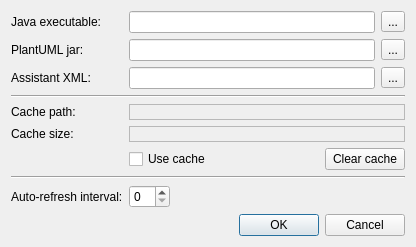
The window that preferencesdialog.ui (JoyIfBam5/plantumlqeditor) describes before a commit, drawn with Qt 5.
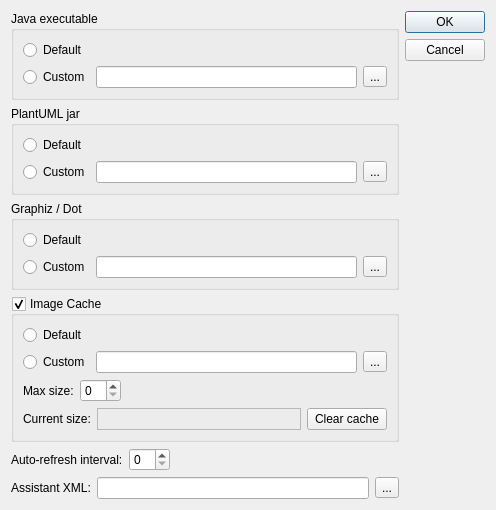
The same window after the commit.

Commit message: refs #184 - new "Preferences" UI

Diff of the .ui file:
```diff
--- a/preferencesdialog.ui
+++ b/preferencesdialog.ui
@@ -6,18 +6,246 @@
    <rect>
     <x>0</x>
     <y>0</y>
-    <width>416</width>
-    <height>246</height>
+    <width>496</width>
+    <height>496</height>
    </rect>
   </property>
   <property name="windowTitle">
    <string>Preferences</string>
   </property>
-  <layout class="QVBoxLayout" name="verticalLayout">
+  <layout class="QHBoxLayout" name="horizontalLayout">
    <item>
-    <layout class="QGridLayout" name="gridLayout">
-     <item row="8" column="1" colspan="2">
-      <layout class="QHBoxLayout" name="horizontalLayout">
+    <layout class="QVBoxLayout" name="verticalLayout_5">
+     <item>
+      <widget class="QGroupBox" name="groupBox">
+       <property name="title">
+        <string>Java executable</string>
+       </property>
+       <layout class="QVBoxLayout" name="verticalLayout">
+        <item>
+         <widget class="QRadioButton" name="defaultJavaRadio">
+          <property name="text">
+           <string>Default</string>
+          </property>
+         </widget>
+        </item>
+        <item>
+         <layout class="QHBoxLayout" name="horizontalLayout_3">
+          <item>
+           <widget class="QRadioButton" name="custonJavaRadio">
+            <property name="text">
+             <string>Custom</string>
+            </property>
+           </widget>
+          </item>
+          <item>
+           <widget class="QLineEdit" name="javaPathEdit"/>
+          </item>
+          <item>
+           <widget class="QToolButton" name="javaPathButton">
+            <property name="text">
+             <string>...</string>
+            </property>
+           </widget>
+          </item>
+         </layout>
+        </item>
+       </layout>
+      </widget>
+     </item>
+     <item>
+      <widget class="QGroupBox" name="groupBox_2">
+       <property name="title">
+        <string>PlantUML jar</string>
+       </property>
+       <layout class="QVBoxLayout" name="verticalLayout_2">
+        <item>
+         <widget class="QRadioButton" name="defaultPlatUmlRadio">
+          <property name="text">
+           <string>Default</string>
+          </property>
+         </widget>
+        </item>
+        <item>
+         <layout class="QHBoxLayout" name="horizontalLayout_4">
+          <item>
+           <widget class="QRadioButton" name="customPlantUmlRadio">
+            <property name="text">
+             <string>Custom</string>
+            </property>
+           </widget>
+          </item>
+          <item>
+           <widget class="QLineEdit" name="plantUmlEdit"/>
+          </item>
+          <item>
+           <widget class="QToolButton" name="plantUmlButton">
+            <property name="text">
+             <string>...</string>
+            </property>
+           </widget>
+          </item>
+         </layout>
+        </item>
+       </layout>
+      </widget>
+     </item>
+     <item>
+      <widget class="QGroupBox" name="groupBox_3">
+       <property name="title">
+        <string>Graphiz / Dot</string>
+       </property>
+       <layout class="QVBoxLayout" name="verticalLayout_3">
+        <item>
+         <widget class="QRadioButton" name="defaultGraphizRadio">
+          <property name="text">
+           <string>Default</string>
+          </property>
+         </widget>
+        </item>
+        <item>
+         <layout class="QHBoxLayout" name="horizontalLayout_5">
+          <item>
+           <widget class="QRadioButton" name="customGraphizRadio">
+            <property name="text">
+             <string>Custom</string>
+            </property>
+           </widget>
+          </item>
+          <item>
+           <widget class="QLineEdit" name="graphizEdit"/>
+          </item>
+          <item>
+           <widget class="QToolButton" name="graphizButton">
+            <property name="text">
+             <string>...</string>
+            </property>
+           </widget>
+          </item>
+         </layout>
+        </item>
+       </layout>
+      </widget>
+     </item>
+     <item>
+      <widget class="QGroupBox" name="groupBox_4">
+       <property name="title">
+        <string>Image Cache</string>
+       </property>
+       <property name="checkable">
+        <bool>true</bool>
+       </property>
+       <layout class="QVBoxLayout" name="verticalLayout_4">
+        <item>
+         <widget class="QRadioButton" name="defaultCacheRadio">
+          <property name="text">
+           <string>Default</string>
+          </property>
+         </widget>
+        </item>
+        <item>
+         <layout class="QHBoxLayout" name="horizontalLayout_6">
+          <item>
+           <widget class="QRadioButton" name="customCacheRadio">
+            <property name="text">
+             <string>Custom</string>
+            </property>
+           </widget>
+          </item>
+          <item>
+           <widget class="QLineEdit" name="cacheEdit"/>
+          </item>
+          <item>
+           <widget class="QToolButton" name="cacheButton">
+            <property name="text">
+             <string>...</string>
+            </property>
+           </widget>
+          </item>
+         </layout>
+        </item>
+        <item>
+         <layout class="QHBoxLayout" name="horizontalLayout_7">
+          <item>
+           <widget class="QLabel" name="label_9">
+            <property name="text">
+             <string>Max size:</string>
+            </property>
+           </widget>
+          </item>
+          <item>
+           <widget class="QSpinBox" name="cacheMaxSize"/>
+          </item>
+          <item>
+           <spacer name="horizontalSpacer_3">
+            <property name="orientation">
+             <enum>Qt::Horizontal</enum>
+            </property>
+            <property name="sizeHint" stdset="0">
+             <size>
+              <width>40</width>
+              <height>20</height>
+             </size>
+            </property>
+           </spacer>
+          </item>
+         </layout>
+        </item>
+        <item>
+         <layout class="QHBoxLayout" name="horizontalLayout_8">
+          <item>
+           <widget class="QLabel" name="label_7">
+            <property name="text">
+             <string>Current size:</string>
+            </property>
+           </widget>
+          </item>
+          <item>
+           <widget class="QLabel" name="cacheCurrentSizeLabel">
+            <property name="sizePolicy">
+             <sizepolicy hsizetype="Preferred" vsizetype="Preferred">
+              <horstretch>1</horstretch>
+              <verstretch>0</verstretch>
+             </sizepolicy>
+            </property>
+            <property name="frameShape">
+             <enum>QFrame::StyledPanel</enum>
+            </property>
+            <property name="frameShadow">
+             <enum>QFrame::Sunken</enum>
+            </property>
+            <property name="text">
+             <string/>
+            </property>
+           </widget>
+          </item>
+          <item>
+           <widget class="QPushButton" name="clearCacheButton">
+            <property name="sizePolicy">
+             <sizepolicy hsizetype="Fixed" vsizetype="Fixed">
+              <horstretch>0</horstretch>
+              <verstretch>0</verstretch>
+             </sizepolicy>
+            </property>
+            <property name="text">
+             <string>Clear cache</string>
+            </property>
+           </widget>
+          </item>
+         </layout>
+        </item>
+       </layout>
+      </widget>
+     </item>
+     <item>
+      <layout class="QHBoxLayout" name="horizontalLayout_10">
+       <item>
+        <widget class="QLabel" name="label_3">
+         <property name="text">
+          <string>Auto-refresh interval:</string>
+         </property>
+        </widget>
+       </item>
        <item>
         <widget class="QSpinBox" name="autoRefreshSpin"/>
        </item>
@@ -36,174 +264,75 @@
        </item>
       </layout>
      </item>
-     <item row="4" column="0">
-      <widget class="QLabel" name="label_5">
-       <property name="text">
-        <string>Cache path:</string>
-       </property>
-      </widget>
-     </item>
-     <item row="1" column="2">
-      <widget class="QToolButton" name="plantUmlButton">
-       <property name="text">
-        <string>...</string>
-       </property>
-      </widget>
-     </item>
-     <item row="1" column="1">
-      <widget class="QLineEdit" name="plantUmlEdit"/>
-     </item>
-     <item row="0" column="0">
-      <widget class="QLabel" name="label">
-       <property name="text">
-        <string>Java executable:</string>
-       </property>
-      </widget>
-     </item>
-     <item row="0" column="2">
-      <widget class="QToolButton" name="javaPathButton">
-       <property name="text">
-        <string>...</string>
-       </property>
-      </widget>
-     </item>
-     <item row="0" column="1">
-      <widget class="QLineEdit" name="javaPathEdit"/>
-     </item>
-     <item row="1" column="0">
-      <widget class="QLabel" name="label_2">
-       <property name="text">
-        <string>PlantUML jar:</string>
-       </property>
-      </widget>
-     </item>
-     <item row="2" column="1">
-      <widget class="QLineEdit" name="assistantXmlEdit"/>
-     </item>
-     <item row="2" column="0">
-      <widget class="QLabel" name="label_4">
-       <property name="text">
-        <string>Assistant XML:</string>
-       </property>
-      </widget>
-     </item>
-     <item row="2" column="2">
-      <widget class="QToolButton" name="assistantXmlButton">
-       <property name="text">
-        <string>...</string>
-       </property>
-      </widget>
-     </item>
-     <item row="8" column="0">
-      <widget class="QLabel" name="label_3">
-       <property name="text">
-        <string>Auto-refresh interval:</string>
-       </property>
-      </widget>
-     </item>
-     <item row="6" column="1" colspan="2">
-      <layout class="QHBoxLayout" name="horizontalLayout_2">
+     <item>
+      <layout class="QHBoxLayout" name="horizontalLayout_9">
        <item>
-        <widget class="QCheckBox" name="useCacheCheckBox">
+        <widget class="QLabel" name="label_4">
          <property name="text">
-          <string>Use cache</string>
+          <string>Assistant XML:</string>
          </property>
         </widget>
        </item>
        <item>
-        <spacer name="horizontalSpacer_2">
-         <property name="orientation">
-          <enum>Qt::Horizontal</enum>
-         </property>
-         <property name="sizeHint" stdset="0">
-          <size>
-           <width>40</width>
-           <height>20</height>
-          </size>
-         </property>
-        </spacer>
+        <widget class="QLineEdit" name="assistantXmlEdit"/>
        </item>
        <item>
-        <widget class="QPushButton" name="pushButton">
+        <widget class="QToolButton" name="assistantXmlButton">
          <property name="text">
-          <string>Clear cache</string>
+          <string>...</string>
          </property>
         </widget>
        </item>
       </layout>
      </item>
-     <item row="5" column="1" colspan="2">
-      <widget class="QLabel" name="label_8">
-       <property name="frameShape">
-        <enum>QFrame::StyledPanel</enum>
+     <item>
+      <spacer name="verticalSpacer_2">
+       <property name="orientation">
+        <enum>Qt::Vertical</enum>
        </property>
-       <property name="frameShadow">
-        <enum>QFrame::Sunken</enum>
+       <property name="sizeHint" stdset="0">
+        <size>
+         <width>20</width>
+         <height>40</height>
+        </size>
        </property>
-       <property name="text">
-        <string/>
-       </property>
-      </widget>
+      </spacer>
      </item>
-     <item row="5" column="0">
-      <widget class="QLabel" name="label_7">
-       <property name="text">
-        <string>Cache size:</string>
+    </layout>
+   </item>
+   <item>
+    <layout class="QVBoxLayout" name="verticalLayout_6">
+     <item>
+      <widget class="QDialogButtonBox" name="buttonBox">
+       <property name="sizePolicy">
+        <sizepolicy hsizetype="Fixed" vsizetype="Fixed">
+         <horstretch>0</horstretch>
+         <verstretch>0</verstretch>
+        </sizepolicy>
        </property>
-      </widget>
-     </item>
-     <item row="4" column="1" colspan="2">
-      <widget class="QLabel" name="label_6">
-       <property name="frameShape">
-        <enum>QFrame::StyledPanel</enum>
+       <property name="orientation">
+        <enum>Qt::Vertical</enum>
        </property>
-       <property name="frameShadow">
-        <enum>QFrame::Sunken</enum>
+       <property name="standardButtons">
+        <set>QDialogButtonBox::Cancel|QDialogButtonBox::Ok</set>
        </property>
-       <property name="text">
-        <string/>
-       </property>
       </widget>
      </item>
-     <item row="3" column="0" colspan="3">
-      <widget class="Line" name="line_2">
+     <item>
+      <spacer name="verticalSpacer">
        <property name="orientation">
-        <enum>Qt::Horizontal</enum>
+        <enum>Qt::Vertical</enum>
        </property>
-      </widget>
-     </item>
-     <item row="7" column="0" colspan="3">
-      <widget class="Line" name="line">
-       <property name="orientation">
-        <enum>Qt::Horizontal</enum>
+       <property name="sizeHint" stdset="0">
+        <size>
+         <width>20</width>
+         <height>40</height>
+        </size>
        </property>
-      </widget>
+      </spacer>
      </item>
     </layout>
    </item>
-   <item>
-    <spacer name="verticalSpacer">
-     <property name="orientation">
-      <enum>Qt::Vertical</enum>
-     </property>
-     <property name="sizeHint" stdset="0">
-      <size>
-       <width>20</width>
-       <height>40</height>
-      </size>
-     </property>
-    </spacer>
-   </item>
-   <item>
-    <widget class="QDialogButtonBox" name="buttonBox">
-     <property name="orientation">
-      <enum>Qt::Horizontal</enum>
-     </property>
-     <property name="standardButtons">
-      <set>QDialogButtonBox::Cancel|QDialogButtonBox::Ok</set>
-     </property>
-    </widget>
-   </item>
   </layout>
  </widget>
  <resources/>
```
The commit also changes 1 other file.
